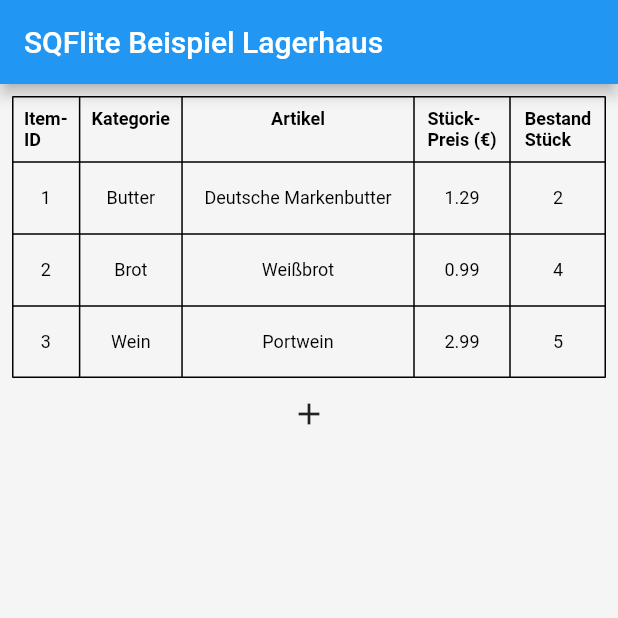
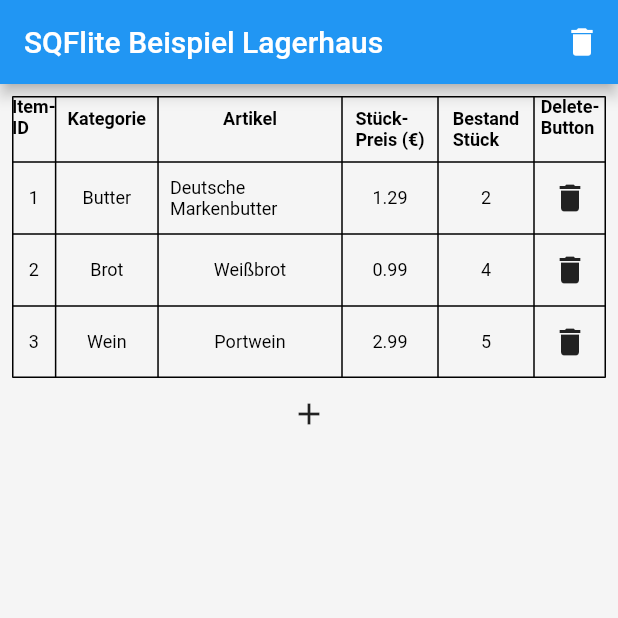
Before and after one commit to felix7700/ewm, a Flutter app: the screen it shows after launch, on a phone screen of 412 x 824 dp, the top half of it. Run offline on Flutter 3.47's test engine with Material 2 defaults, Android fonts, the phone set to English and light mode, and no system bars; our stand-ins replace sqflite; accounts and stored records are empty.

```diff
--- a/lib/widgets/Buttons/DropDownButtons/categories_drop_down_button.dart
+++ b/lib/widgets/Buttons/DropDownButtons/categories_drop_down_button.dart
@@ -7,7 +7,7 @@ class CategoriesDropDownButton extends StatefulWidget {
       {required this.itemId,
       required this.onChangedFunction,
       required this.categoriesData,
-      this.dropdownValue,
+      required this.dropdownValue,
       Key? key})
       : super(key: key);
   String? dropdownValue;
@@ -35,18 +35,18 @@ class _CategoriesDropDownButtonState extends State<CategoriesDropDownButton> {
               [widget.dbManager.categoriesColumnNameCategoryName]
           .toString());
     }
-    widget.dropdownValue ??= widget.categoriesAsList[0];
   }
 
   @override
   Widget build(BuildContext context) {
     return DropdownButton<String>(
+      hint: const Text('Kategorie'),
       value: widget.dropdownValue,
       icon: const Icon(Icons.arrow_downward),
       elevation: 16,
       style: const TextStyle(color: Colors.deepPurple),
       underline: Container(
-        height: 2,
+        height: 3,
         color: Colors.deepPurpleAccent,
       ),
       onChanged: (String? newValue) {
--- a/lib/widgets/Buttons/add_item_icon_button.dart
+++ b/lib/widgets/Buttons/add_item_icon_button.dart
@@ -18,7 +18,9 @@ class AddItemIconButton extends StatelessWidget {
     return showDialog<String>(
       context: context,
       builder: (BuildContext context) => AlertDialog(
-        title: const Text('Neuer Artikel'),
+        title: const Center(
+          child: Text('Neuer Artikel'),
+        ),
         content: AddNewItemCard(
           addItemToInvetoryAndRefreshDataOnDisplayFunction:
               addItemToInvetoryAndRefreshDataOnDisplayFunction,
--- a/lib/widgets/DialogContent/InputCards/input_card_edit_item_price.dart
+++ b/lib/widgets/DialogContent/InputCards/input_card_edit_item_price.dart
@@ -11,7 +11,7 @@ class InputCardEditItemPrice extends StatelessWidget {
   final Function updateItemPriceinSqliteDB;
   final int itemId;
   final double editItemPriceTextFieldInitValue;
-  final FormFieldPrice formFieldPrice = FormFieldPrice();
+  final FormFieldPrice formFieldPrice = FormFieldPrice(autofocusValue: true);
 
   @override
   Widget build(BuildContext context) {
@@ -32,7 +32,6 @@ class InputCardEditItemPrice extends StatelessWidget {
                   style: TextStyle(color: Colors.purple),
                 ),
                 onPressed: () {
-                  String value = formFieldPrice.priceController.text;
                   if (formFieldPrice.formKeyPriceInput.currentState!
                       .validate()) {
                     debugPrint('submitData()');
--- a/lib/widgets/FormFields/form_field_price.dart
+++ b/lib/widgets/FormFields/form_field_price.dart
@@ -1,17 +1,18 @@
 import 'package:flutter/material.dart';
 
 class FormFieldPrice extends StatelessWidget {
-  FormFieldPrice({Key? key}) : super(key: key);
+  FormFieldPrice({required this.autofocusValue, Key? key}) : super(key: key);
 
   final TextEditingController priceController = TextEditingController();
   final GlobalKey<FormState> formKeyPriceInput = GlobalKey<FormState>();
+  final bool? autofocusValue;
 
   @override
   Widget build(BuildContext context) {
     return Form(
       key: formKeyPriceInput,
       child: TextFormField(
-        autofocus: true,
+        autofocus: autofocusValue ?? false,
         decoration: const InputDecoration(labelText: 'Preis'),
         controller: priceController,
         keyboardType: TextInputType.datetime,
--- a/lib/widgets/Pages/sqflite_items_table.dart
+++ b/lib/widgets/Pages/sqflite_items_table.dart
@@ -2,6 +2,7 @@ import 'package:ewm/db_manager.dart';
 import 'package:ewm/widgets/Buttons/DropDownButtons/categories_drop_down_button.dart';
 import 'package:ewm/widgets/DialogContent/InputCards/input_card_edit_item_name.dart';
 import 'package:flutter/material.dart';
+import 'package:flutter/rendering.dart';
 import '../Buttons/add_item_icon_button.dart';
 import '../DialogContent/InputCards/input_card_edit_item_count.dart';
 import '../DialogContent/InputCards/input_card_edit_item_price.dart';
@@ -256,12 +257,9 @@ class _SqfliteItemsTablePageState extends State<SqfliteItemsTablePage> {
           TableCell(
             verticalAlignment: TableCellVerticalAlignment.top,
             child: Center(
-              child: Padding(
-                padding: _headlineCellsTextPaddingEdgeInsets,
-                child: Text(
-                  'Item-\nID',
-                  style: _headlineCellsTextStyle,
-                ),
+              child: Text(
+                'Item-\nID',
+                style: _headlineCellsTextStyle,
               ),
             ),
           ),
@@ -313,10 +311,18 @@ class _SqfliteItemsTablePageState extends State<SqfliteItemsTablePage> {
               ),
             ),
           ),
+          TableCell(
+            verticalAlignment: TableCellVerticalAlignment.top,
+            child: Center(
+              child: Text(
+                'Delete-\nButton',
+                style: _headlineCellsTextStyle,
+              ),
+            ),
+          ),
         ],
       ),
     );
-    debugPrint('categoriesData: $categoriesDataAsList');
 
     for (int rowIndex = 0; rowIndex < inventoryData.length; rowIndex++) {
       String _categoryName = categoriesDataAsList[inventoryData[rowIndex]
@@ -324,6 +330,8 @@ class _SqfliteItemsTablePageState extends State<SqfliteItemsTablePage> {
           1][dbManager.categoriesColumnNameCategoryName];
       int _categoryIdAsInt =
           inventoryData[rowIndex][dbManager.inventoryColumnNameCategoryId];
+      int _itemIdAsInt =
+          inventoryData[rowIndex][dbManager.inventoryColumnNameItemID];
       String _itemName =
           inventoryData[rowIndex][dbManager.inventoryColumnNameItemName];
       String _itemPriceAsString = inventoryData[rowIndex]
@@ -407,11 +415,43 @@ class _SqfliteItemsTablePageState extends State<SqfliteItemsTablePage> {
                 ),
               ),
             ),
+            TableCell(
+              verticalAlignment: TableCellVerticalAlignment.top,
+              child: SizedBox(
+                width: double.infinity,
+                height: 48,
+                child: Center(
+                  child: IconButton(
+                    onPressed: () {
+                      _deleteSelectedItemFromInventory(itemId: _itemIdAsInt);
+                    },
+                    icon: const Icon(Icons.delete),
+                  ),
+                ),
+              ),
+            ),
           ],
         ),
       );
     }
     return tableRows;
+  }
+
+  void _deleteAllItemsFromInventory() async {
+    int _result = await dbManager.deleteAllRows(
+        tableName: dbManager.inventoryTableName,
+        idColumnName: dbManager.inventoryColumnNameItemID);
+    debugPrint('_result: ' + _result.toString());
+    _loadData();
+  }
+
+  void _deleteSelectedItemFromInventory({required int itemId}) async {
+    int _result = await dbManager.deleteRow(
+        tableName: dbManager.inventoryTableName,
+        idColumnName: dbManager.inventoryColumnNameItemID,
+        id: itemId);
+    debugPrint('_result: ' + _result.toString());
+    _loadData();
   }
 
   @override
@@ -420,6 +460,12 @@ class _SqfliteItemsTablePageState extends State<SqfliteItemsTablePage> {
       backgroundColor: Colors.grey[100],
       appBar: AppBar(
         title: const Text(_title),
+        actions: [
+          IconButton(
+            onPressed: _deleteAllItemsFromInventory,
+            icon: const Icon(Icons.delete),
+          )
+        ],
       ),
       body: FutureBuilder(
         future: _allData,
@@ -445,9 +491,10 @@ class _SqfliteItemsTablePageState extends State<SqfliteItemsTablePage> {
                     columnWidths: const <int, TableColumnWidth>{
                       0: IntrinsicColumnWidth(),
                       1: IntrinsicColumnWidth(),
-                      2: FlexColumnWidth(),
+                      2: IntrinsicColumnWidth(),
                       3: IntrinsicColumnWidth(),
                       4: IntrinsicColumnWidth(),
+                      5: IntrinsicColumnWidth(),
                     },
                   ),
                   AddItemIconButton(
```
Also changed, not shown: lib/db_manager.dart (+17 -10 lines), lib/widgets/DialogContent/InputCards/input_card_add_new_item.dart (+10 -8 lines).
